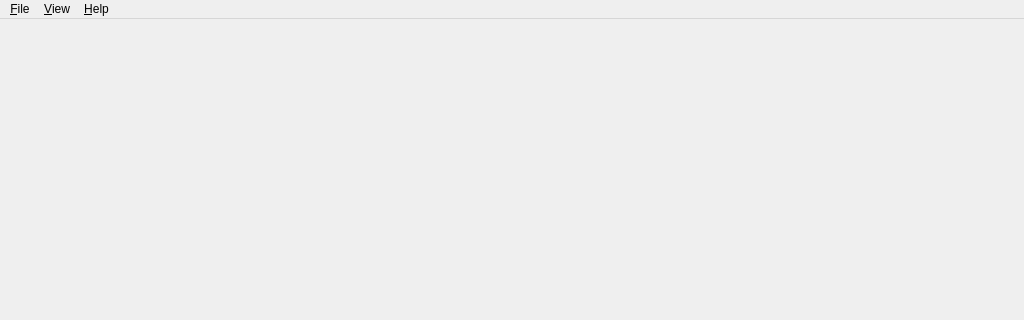
Above: client/mainwindow.ui from ksv141/NetTester before the change; both pictures show x 0 to 1024 and y 0 to 320 of the 1024 by 600 pixel window. Below: the same form after it.
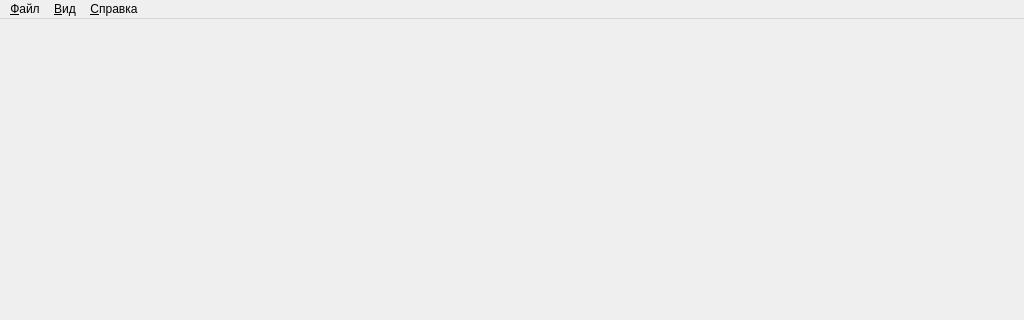
That is the form after the change. Icons and pictures are not drawn.

Diff of the .ui file:
```diff
--- a/client/mainwindow.ui
+++ b/client/mainwindow.ui
@@ -29,7 +29,7 @@
    </property>
    <widget class="QMenu" name="menuFile">
     <property name="title">
-     <string>&amp;File</string>
+     <string>&amp;Файл</string>
     </property>
     <addaction name="actionOpenSession"/>
     <addaction name="actionSaveSession"/>
@@ -39,7 +39,7 @@
    </widget>
    <widget class="QMenu" name="menuHelp">
     <property name="title">
-     <string>&amp;Help</string>
+     <string>&amp;Справка</string>
     </property>
     <addaction name="actionHelpOnline"/>
     <addaction name="separator"/>
@@ -48,7 +48,7 @@
    </widget>
    <widget class="QMenu" name="menuView">
     <property name="title">
-     <string>&amp;View</string>
+     <string>&amp;Вид</string>
     </property>
     <addaction name="actionViewShowMyReservedPortsOnly"/>
     <addaction name="actionViewRestoreDefaults"/>
```
Left out of the diff: 43 changed lines with no effect on the pictures.
